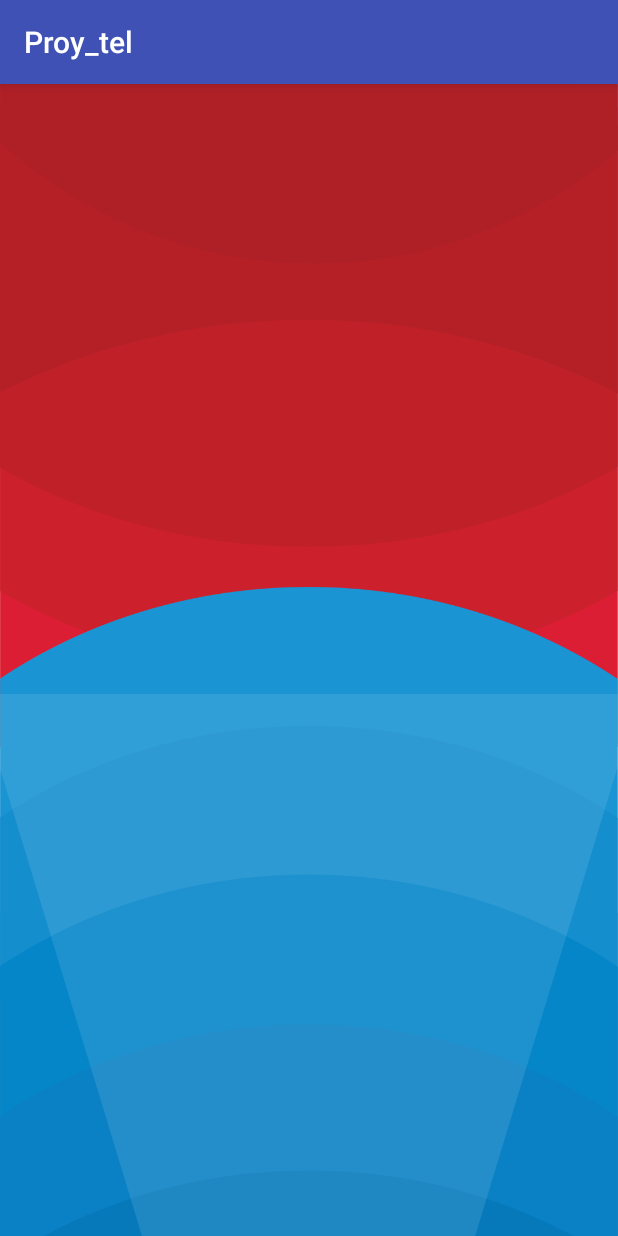
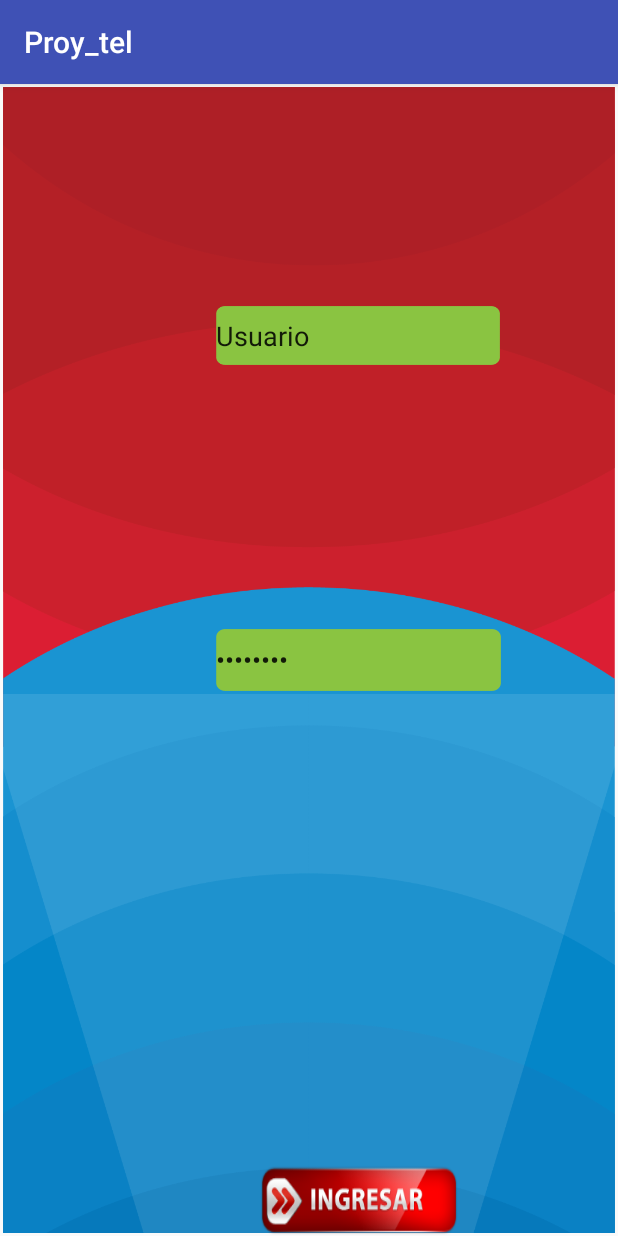
Before and after one commit to tasajos/proy_lk, an Android app: the screen it shows after launch (MainActivity), on a phone screen of 412 x 824 dp. Run offline under Robolectric (Android 15) with nearby library versions, the phone set to English and light mode, and no system bars.

Commit message:
login
Interfaz UI

```diff
--- a/GITPRO/app/src/main/res/layout/activity_main.xml
+++ b/GITPRO/app/src/main/res/layout/activity_main.xml
@@ -1,5 +1,5 @@
 <?xml version="1.0" encoding="utf-8"?>
-<android.support.constraint.ConstraintLayout xmlns:android="http://schemas.android.com/apk/res/android"
+<RelativeLayout xmlns:android="http://schemas.android.com/apk/res/android"
     xmlns:app="http://schemas.android.com/apk/res-auto"
     xmlns:tools="http://schemas.android.com/tools"
     android:layout_width="wrap_content"
@@ -7,13 +7,56 @@
     android:visibility="visible"
     tools:context=".MainActivity">
 
+
     <ImageView
         android:id="@+id/imageView7"
         android:layout_width="wrap_content"
         android:layout_height="wrap_content"
+        android:layout_alignParentStart="true"
+        android:layout_alignParentTop="true"
+        android:layout_margin="2dp"
+        android:layout_marginBottom="2dp"
+        android:layout_marginLeft="2dp"
+        android:layout_marginTop="2dp"
         android:background="@mipmap/fondo"
-        android:contentDescription="@string/title"
-        tools:layout_editor_absoluteX="0dp"
-        tools:layout_editor_absoluteY="0dp" />
+        android:contentDescription="@string/title" />
 
-</android.support.constraint.ConstraintLayout>
+
+    <EditText
+        android:id="@+id/editText2"
+        android:layout_width="190dp"
+        android:layout_height="41dp"
+        android:layout_alignParentEnd="true"
+        android:layout_centerVertical="true"
+        android:layout_marginEnd="78dp"
+        android:background="@mipmap/boton"
+        android:ems="10"
+        android:inputType="textPassword"
+        android:text="Password" />
+
+    <EditText
+        android:id="@+id/editText"
+        android:layout_width="189dp"
+        android:layout_height="39dp"
+        android:layout_alignParentTop="true"
+        android:layout_alignStart="@+id/editText2"
+        android:layout_marginTop="148dp"
+        android:background="@mipmap/boton"
+        android:ems="10"
+        android:inputType="textPersonName"
+        android:text="Usuario" />
+
+    <Button
+        android:id="@+id/button3"
+        android:layout_width="wrap_content"
+        android:layout_height="wrap_content"
+        android:layout_alignParentBottom="true"
+        android:layout_alignParentEnd="true"
+        android:layout_marginBottom="28dp"
+        android:layout_marginEnd="106dp"
+        android:background="@mipmap/ingresar"
+        android:gravity="top"
+        tools:padding="2dp" />
+
+
+</RelativeLayout>
```
Also changed, not shown: GITPRO/app/src/main/res/mipmap-xhdpi/boton.png (added), GITPRO/app/src/main/res/mipmap-xhdpi/ingresar.png (added), GITPRO/app/src/main/res/mipmap-xhdpi/pswd.png (added), GITPRO/app/src/main/res/mipmap-xhdpi/usr.png (added), 5 other files.
